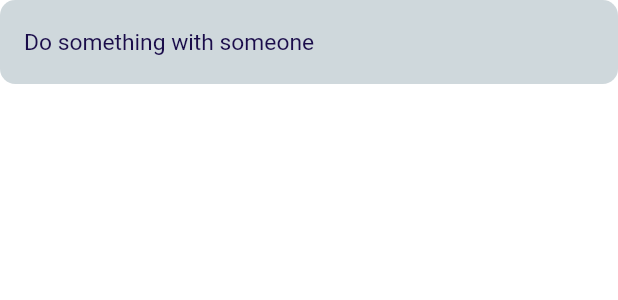
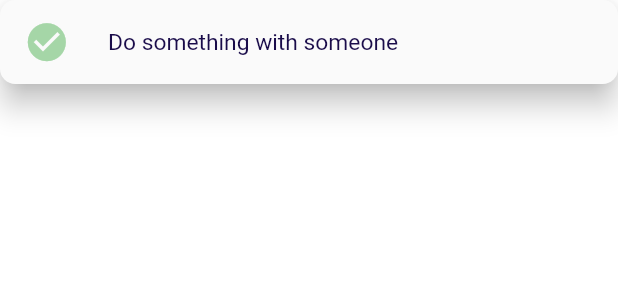
Before and after one commit to Toavina23/tasks, a Flutter app: the Task widget shown alone on an empty page, opened directly, on a phone screen of 412 x 824 dp. Shown: the top 300 px of the screen. Run offline on Flutter 3.47's test engine with Material 2 defaults, Android fonts, the phone set to English and light mode, and no system bars; drawn by our look-alikes of flutter_slidable; our stand-ins replace awesome_snackbar_content, dartz, equatable, flutter_bloc, flutter_easyloading, flutter_screenutil and 7 more; missing offline and left inert: dart:ffi; accounts and stored records are empty.

Commit message:
project details design update

```diff
--- a/lib/presentation/screens/home/home.dart
+++ b/lib/presentation/screens/home/home.dart
@@ -69,9 +69,10 @@ class _HomeState extends State<Home> {
                       width: 30.sp,
                       height: 8.sp,
                     ),
+                    Gap(10.sp),
                     Text(
+                      style: Theme.of(context).textTheme.bodyLarge,
                       "Nouveau projet",
-                      style: Theme.of(context).textTheme.bodyLarge,
                     ),
                     Gap(20.sp),
                     AppTextInput("Nom du projet", projectNameConctroller,
--- a/lib/presentation/screens/projectDetail/components/task_component.dart
+++ b/lib/presentation/screens/projectDetail/components/task_component.dart
@@ -14,17 +14,13 @@ class _TaskState extends State<Task> {
   final _borderRadius = BorderRadius.circular(10.sp);
   @override
   Widget build(BuildContext context) {
-    return Stack(children: [
-      Material(
-        type: MaterialType.transparency,
-        child: Slidable(
-          key: const Key("erazear"),
-          startActionPane: ActionPane(
+    var actionPane = ActionPane(
       extentRatio: 1,
       motion: const ScrollMotion(),
       children: [
         SlidableAction(
           onPressed: (_) {},
+          borderRadius: _borderRadius,
           icon: Icons.check,
           label: "Terminer",
           backgroundColor: Colors.green[500]!,
@@ -47,12 +43,26 @@ class _TaskState extends State<Task> {
           foregroundColor: Colors.white,
         ),
       ],
-          ),
+    );
+    return Stack(children: [
+      Slidable(
+        key: const Key("erazear"),
+        startActionPane: actionPane,
+        child: Material(
+          borderRadius: _borderRadius,
+          elevation: 8,
           child: ListTile(
             title: const Text("Do something with someone"),
+            leading: Icon(
+              Icons.check_circle,
+              color: Colors.green[200],
+              size: 30.sp,
+            ),
             textColor: AppColors.textColor,
-            tileColor: Colors.blueGrey[100],
-            shape: RoundedRectangleBorder(borderRadius: _borderRadius),
+            shape: RoundedRectangleBorder(
+              borderRadius: _borderRadius,
+              //side: BorderSide(color: Colors.grey[500]!, width: 1.sp),
+            ),
           ),
         ),
       ),
```
Also changed, not shown: lib/presentation/routers/router.dart (+19 -6 lines), lib/presentation/screens/projectDetail/components/tab_title.dart (added, +36 -0 lines), lib/presentation/screens/projectDetail/project_detail.dart (+53 -13 lines). Lines whose indentation alone changed are shown as unchanged.
